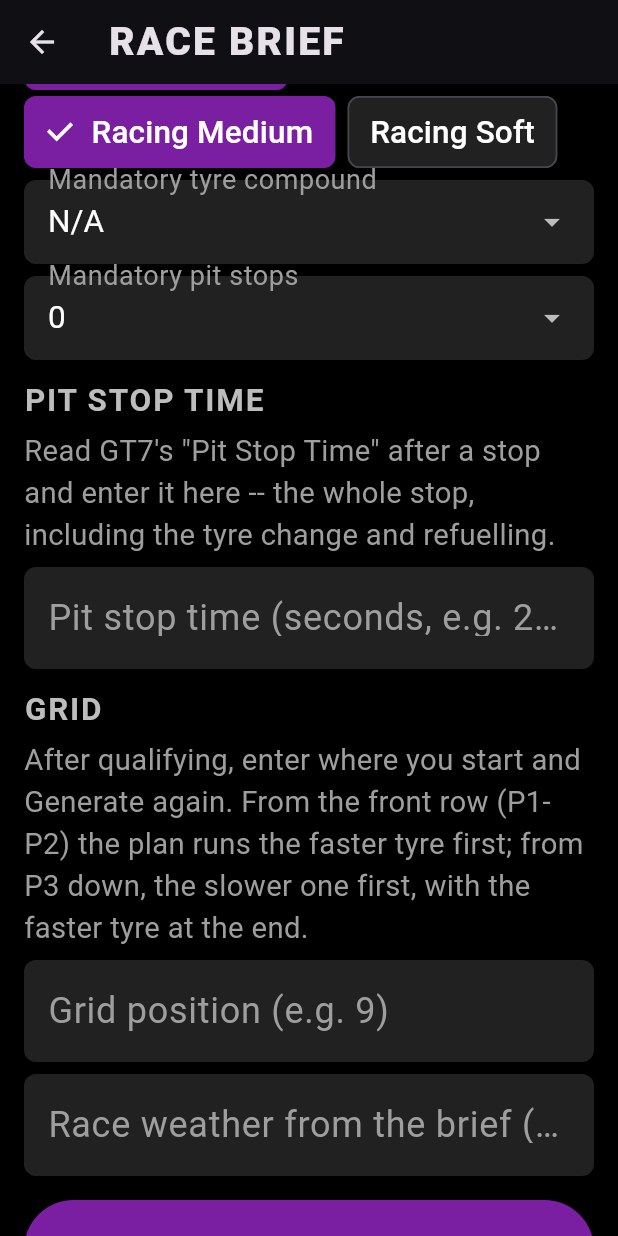
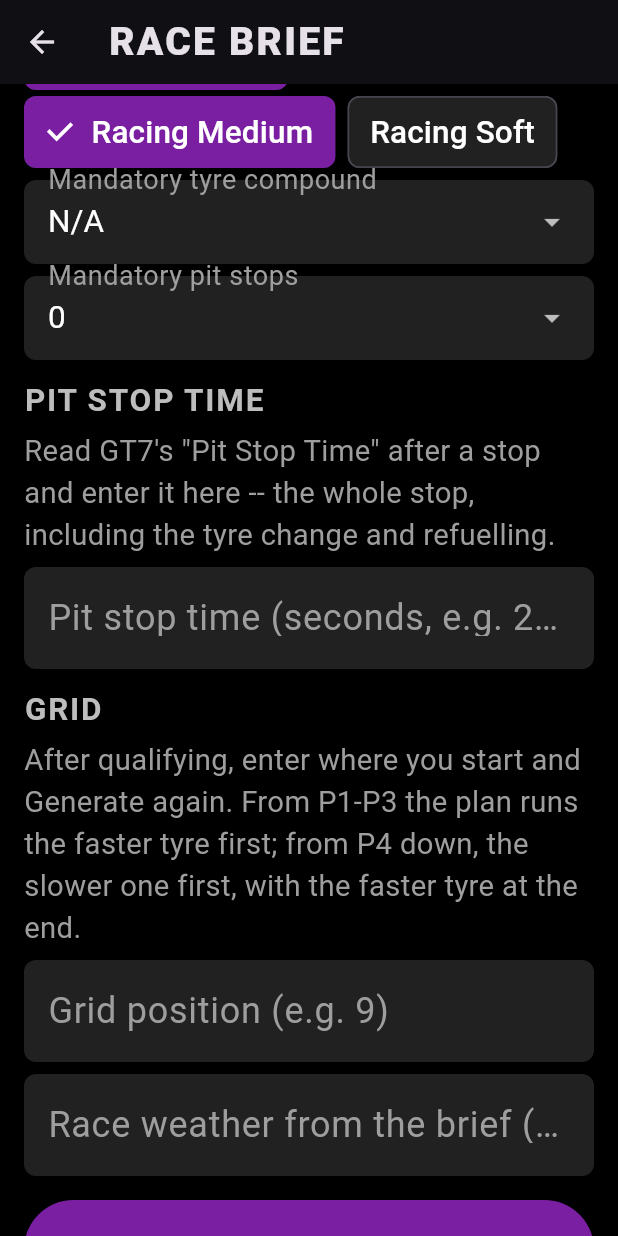
Before and after one commit to chris-bluemoon/boxobx, a Flutter app: the RaceStrategyScreen screen opened directly with empty values, scrolled down 576 dp, on a phone screen of 412 x 824 dp. Run offline on Flutter 3.47's test engine with Material 3 defaults, Android fonts, the phone set to English and light mode, and no system bars; our stand-ins replace flutter_dotenv, just_audio, shared_preferences; missing offline and left inert: cipherlib, record, sqlite3; accounts and stored records are empty; network calls fail.

Commit message:
Faster tyre first from P1-P3, slower from P4 down
Co-Authored-By: Claude Opus 5.5 <noreply@anthropic.com>

```diff
--- a/lib/screens/race_strategy_screen.dart
+++ b/lib/screens/race_strategy_screen.dart
@@ -753,8 +753,8 @@ class _RaceStrategyScreenState extends State<RaceStrategyScreen> {
               _sectionLabel('GRID'),
               const SizedBox(height: 4),
               Text(
-                'After qualifying, enter where you start and Generate again. From the front row (P1-P2) '
-                'the plan runs the faster tyre first; from P3 down, the slower one first, with the faster tyre at the end.',
+                'After qualifying, enter where you start and Generate again. From P1-P3 '
+                'the plan runs the faster tyre first; from P4 down, the slower one first, with the faster tyre at the end.',
                 style: TextStyle(color: Colors.grey.shade500, fontSize: 13),
               ),
               const SizedBox(height: 8),
--- a/lib/services/pit_stop_calculator.dart
+++ b/lib/services/pit_stop_calculator.dart
@@ -354,7 +354,7 @@ class PitStopCalculator {
 
     final (planned, fewest) = plan(real)!;
 
-    // The grid: from the front row, the faster tyre first (to hold
+    // The grid: from the front (P1-P3), the faster tyre first (to hold
     // track position); lower down, the slower one first. A stint's time
     // doesn't depend on where it runs, so the order costs nothing on the
     // plan's figures. Not entered: as planned. An aggressive style runs
@@ -533,11 +533,11 @@ class PitStopCalculator {
     );
   }
 
-  /// The front row: from P1-P[frontPositions] a start runs the faster
+  /// The front of the grid: from P1-P[frontPositions] a start runs the faster
   /// tyre first, to hold track position. From further back, the slower
   /// tyre first -- run long while the cars ahead stop, get clear air, then
   /// attack on the faster tyre while they're on worn ones.
-  static const int frontPositions = 2;
+  static const int frontPositions = 3;
 
   static bool startsNearFront(int position) => position <= frontPositions;
 
@@ -552,10 +552,10 @@ class PitStopCalculator {
     const same = 'Same stops, the same race time on the plan\'s figures';
     if (aggressive) {
       return 'Aggressive style (Profile): the $fast first wherever you start -- attack from the off and make places '
-          'early. From P3 down the $slow first would be the passive call -- run long while the cars ahead stop. $same.';
+          'early. From P${frontPositions + 1} down the $slow first would be the passive call -- run long while the cars ahead stop. $same.';
     }
     if (position == null) {
-      return 'Grid not entered: from the front row (P1-P$cut), run the $fast first to hold track position; '
+      return 'Grid not entered: from the front (P1-P$cut), run the $fast first to hold track position; '
           'from P${cut + 1} down, the $slow first -- you run long while the cars ahead stop, get clear air, then attack '
           'on fresh $fast while they\'re on worn tyres. $same. Enter your grid position after qualifying and generate again.';
     }
--- a/lib/services/profile_settings.dart
+++ b/lib/services/profile_settings.dart
@@ -6,7 +6,7 @@ enum StrategyStyle {
   aggressive,
 
   /// By the grid: the faster tyre first from the front row, the slower
-  /// one first from P3 down (see PitStopCalculator.startsNearFront).
+  /// one first from P4 down (see PitStopCalculator.startsNearFront).
   passive;
 
   String get label => switch (this) {
@@ -16,7 +16,7 @@ enum StrategyStyle {
 
   String get description => switch (this) {
     aggressive => 'The faster tyre first wherever you start -- attack from the off.',
-    passive => 'By the grid: the faster tyre first from the front row (P1-P2), the slower one first from P3 down.',
+    passive => 'By the grid: the faster tyre first from P1-P3, the slower one first from P4 down.',
   };
 
   static StrategyStyle fromName(String? name) =>
```
Also changed, not shown: 1 other file.
